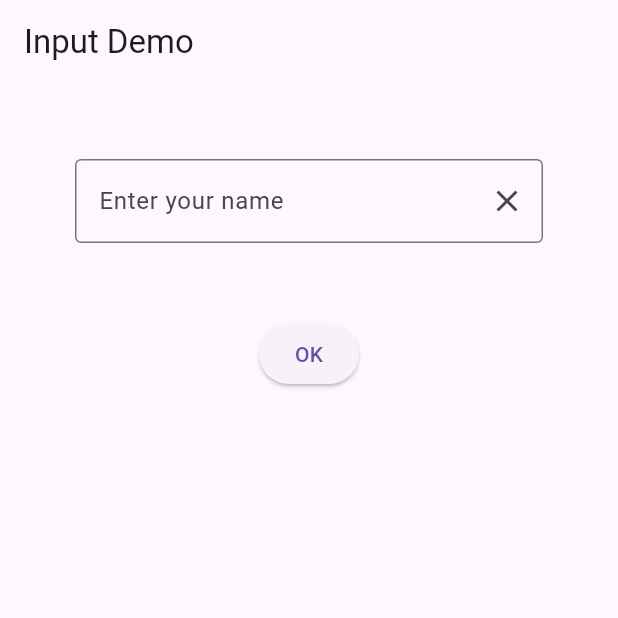
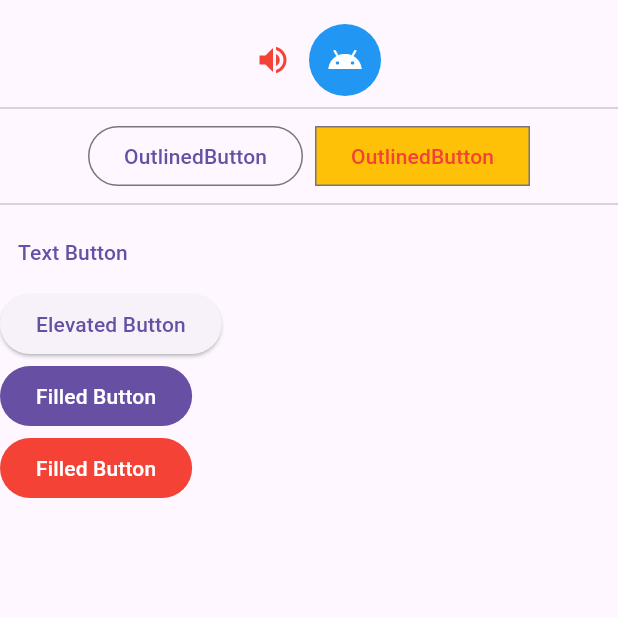
Before and after one commit to FRAmyZ010/MFU-MobileAppDev, a Flutter app: the screen it shows after launch, on a phone screen of 412 x 824 dp, the top half of it. Run offline on Flutter 3.47's test engine with Material 3 defaults, Android fonts, the phone set to English and light mode, and no system bars; missing offline and left inert: dart:ffi.

Commit message:
Add button demo

```diff
--- a/Week5/myapp/lib/main.dart
+++ b/Week5/myapp/lib/main.dart
@@ -1,6 +1,6 @@
 import 'package:flutter/material.dart';
-import 'package:myapp/week04/input_demo.dart';
+import 'package:myapp/week06/button_demo.dart';
 
 void main() {
-  runApp(MaterialApp(home: InputDemo(), debugShowCheckedModeBanner: false));
+  runApp(MaterialApp(home: ButtonDemo(), debugShowCheckedModeBanner: false));
 }
--- /dev/null
+++ b/Week5/myapp/lib/week06/button_demo.dart
@@ -0,0 +1,93 @@
+import 'package:flutter/material.dart';
+
+class ButtonDemo extends StatelessWidget {
+  const ButtonDemo({super.key});
+
+  // การสร้างฟังกชั่น Return widget
+
+  Widget createIconButton() {
+    return OverflowBar(
+      alignment: MainAxisAlignment.center,
+      children: [
+        IconButton(
+          //Icon button no background
+          icon: Icon(Icons.volume_up, color: Colors.red),
+          onPressed: () {
+            debugPrint('Volume Button Clicked');
+          },
+        ),
+        Ink(
+          // Icon button with background color
+          decoration: ShapeDecoration(
+            shape: CircleBorder(),
+            color: Colors.blue,
+          ),
+          child: IconButton(
+            onPressed: () {
+              debugPrint("Android button Clicked!");
+            },
+            icon: Icon(Icons.android, color: Colors.white),
+          ),
+        ),
+      ],
+    );
+  }
+
+  Widget createOutlineButton() {
+    return OverflowBar(
+      children: [
+        OutlinedButton(
+          onPressed: () {
+            debugPrint("OutlinedButton clicked!");
+          },
+          child: Text('OutlinedButton'),
+        ),
+        SizedBox(width: 8),
+        OutlinedButton(
+          onPressed: () {
+            debugPrint("OutlinedButton clicked!");
+          },
+          style: OutlinedButton.styleFrom(
+            foregroundColor: Colors.red,
+            backgroundColor: Colors.amber,
+            shape: RoundedRectangleBorder(),
+          ),
+          child: Text('OutlinedButton'),
+        ),
+      ],
+    );
+  }
+
+  Widget createButtons() {
+    return OverflowBar(
+      children: [
+        TextButton(onPressed: () {}, child: Text("Text Button")),
+        ElevatedButton(onPressed: () {}, child: Text("Elevated Button")),
+        FilledButton(onPressed: () {}, child: Text("Filled Button")),
+        FilledButton(
+          onPressed: () {},
+          style: FilledButton.styleFrom(backgroundColor: Colors.red),
+          child: Text("Filled Button"),
+        ),
+      ],
+    );
+  }
+
+  @override
+  Widget build(BuildContext context) {
+    return Scaffold(
+      body: SafeArea(
+        child: Column(
+          children: [
+            SizedBox(height: 16),
+            createIconButton(),
+            Divider(),
+            createOutlineButton(),
+            Divider(),
+            createButtons(),
+          ],
+        ),
+      ),
+    );
+  }
+}
```
